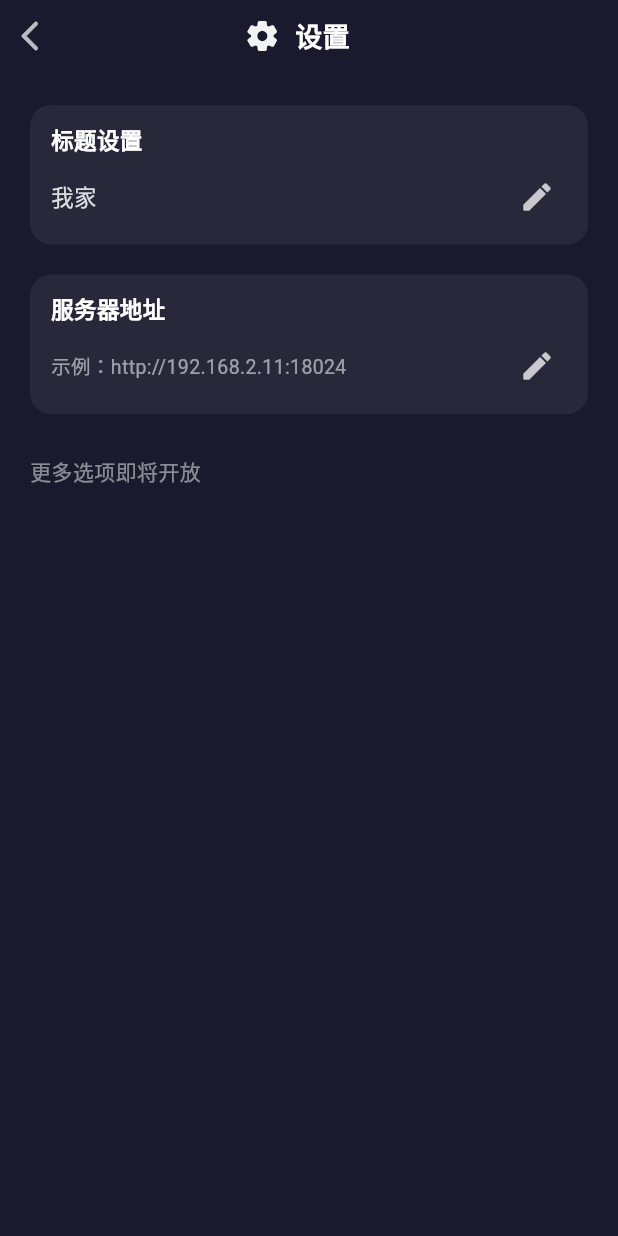
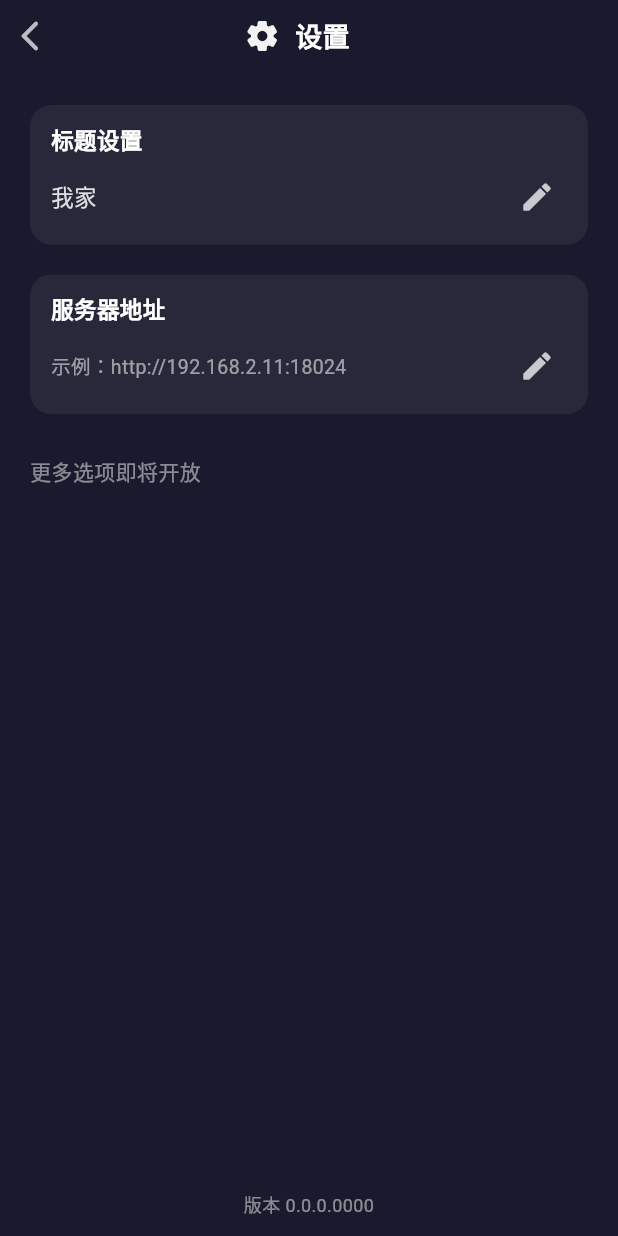
Before and after one commit to lhp2048/family-smart-apps, a Flutter app: the SettingsPage screen opened by its route, on a phone screen of 412 x 824 dp. Run offline on Flutter 3.47's test engine with Material 3 defaults, Android fonts, the phone set to English and light mode, and no system bars; our stand-ins replace audioplayers, dio, flutter_riverpod, go_router, isar, permission_handler and 3 more; missing offline and left inert: gal, mobile_scanner, record; accounts and stored records are empty; generated files the repository leaves out were written again.

Commit message:
feat: 主页全宽、设置页构建时刻版本号与 CI 生成 stamp
Made-with: Cursor

```diff
--- /dev/null
+++ b/lib/core/constants/build_stamp.dart
@@ -0,0 +1,3 @@
+// 发布构建前请执行：dart run tool/generate_build_stamp.dart
+// 未执行时占位，表示非发布构建。
+const String kAppBuildStamp = '0.0.0.0000';
--- a/lib/features/dashboard/presentation/settings_page.dart
+++ b/lib/features/dashboard/presentation/settings_page.dart
@@ -5,6 +5,7 @@ import 'package:flutter_riverpod/flutter_riverpod.dart';
 import 'package:go_router/go_router.dart';
 
 import '../../../core/constants/api_config.dart' show kFamilyApiDefaultOrigin;
+import '../../../core/constants/build_stamp.dart' show kAppBuildStamp;
 import '../../../core/theme/app_theme.dart';
 import '../../../core/widgets/shell_screen_header.dart';
 import '../data/family_api_client.dart';
@@ -155,7 +156,7 @@ class _SettingsPageState extends ConsumerState<SettingsPage> {
             ),
             Expanded(
               child: ListView(
-                padding: const EdgeInsets.fromLTRB(20, 16, 20, 28),
+                padding: const EdgeInsets.fromLTRB(20, 16, 20, 12),
                 children: [
                   Material(
                     color: Colors.white.withValues(alpha: 0.06),
@@ -406,6 +407,19 @@ class _SettingsPageState extends ConsumerState<SettingsPage> {
                 ],
               ),
             ),
+            Padding(
+              padding: const EdgeInsets.fromLTRB(20, 0, 20, 12),
+              child: Text(
+                '版本 $kAppBuildStamp',
+                textAlign: TextAlign.center,
+                style: TextStyle(
+                  color: muted,
+                  fontSize: 12,
+                  height: 1.3,
+                  fontFeatures: const [FontFeature.tabularFigures()],
+                ),
+              ),
+            ),
           ],
         ),
       ),
```
Also changed, not shown: lib/features/dashboard/presentation/dashboard_page.dart (+4 -29 lines), tool/generate_build_stamp.dart (added, +21 -0 lines), 1 other file.
